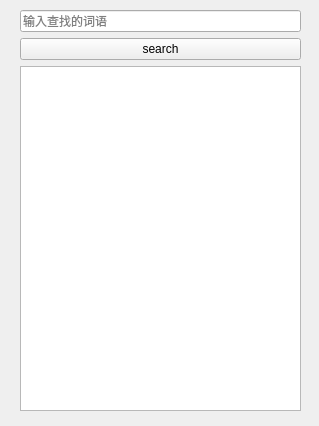
Above: baiduhy.ui from Bngel/ChineseMeaning before the change. Below: the same form after it.
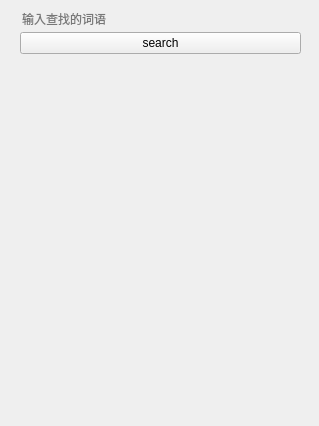
That is the form after the change. Icons and pictures are not drawn.

What changed in the file:
```diff
--- a/baiduhy.ui
+++ b/baiduhy.ui
@@ -21,7 +21,7 @@
    <string notr="true">#MainWindow{border-image:url(:/pic/82014087_p0.jpg);}</string>
   </property>
   <widget class="QWidget" name="centralwidget">
-   <widget class="QWidget" name="">
+   <widget class="QWidget" name="layoutWidget">
     <property name="geometry">
      <rect>
       <x>20</x>
@@ -33,6 +33,9 @@
     <layout class="QVBoxLayout" name="verticalLayout">
      <item>
       <widget class="QLineEdit" name="lineEdit">
+       <property name="styleSheet">
+        <string notr="true">background:transparent;border-width:0;border-style:outset</string>
+       </property>
        <property name="placeholderText">
         <string>输入查找的词语</string>
        </property>
@@ -47,6 +50,9 @@
      </item>
      <item>
       <widget class="QTextEdit" name="textEdit">
+       <property name="styleSheet">
+        <string notr="true">background:transparent;border-width:0;border-style:outset</string>
+       </property>
        <property name="readOnly">
         <bool>true</bool>
        </property>
```
